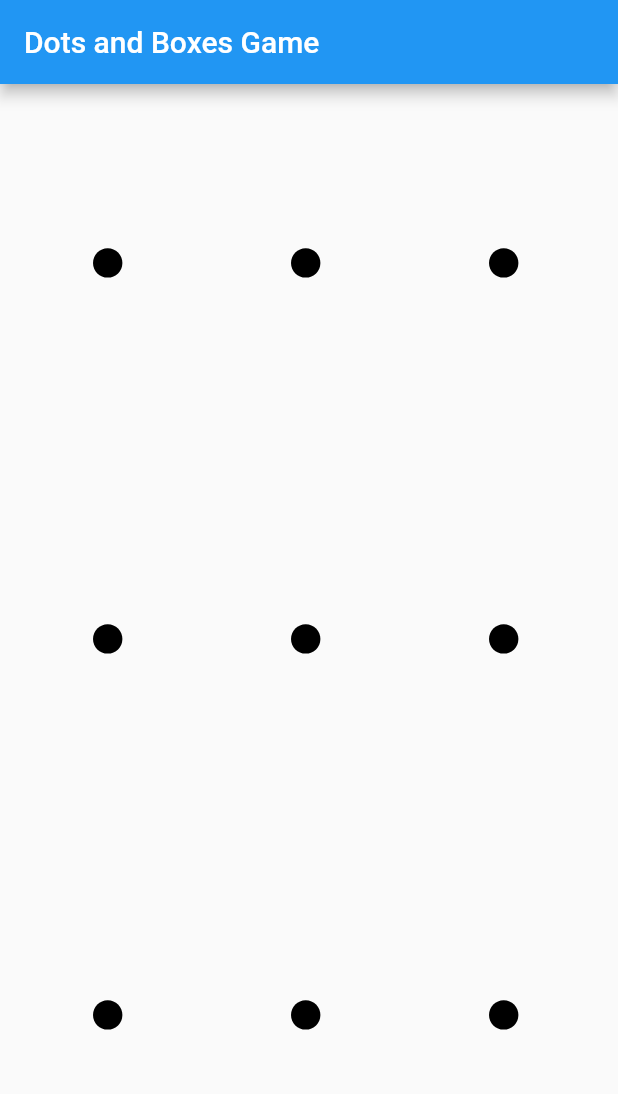
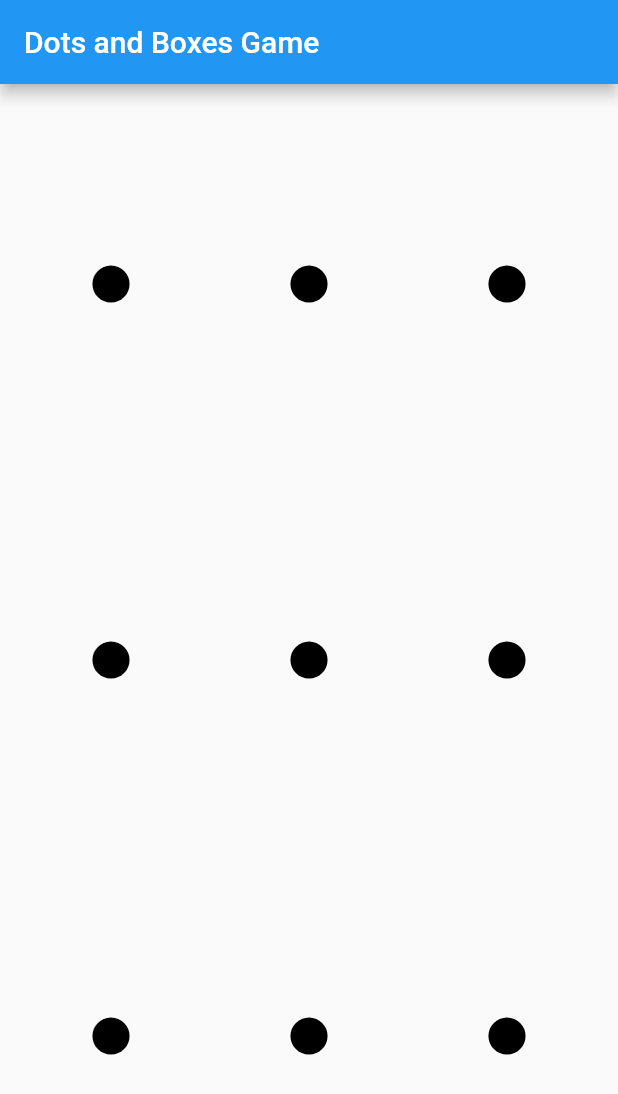
Before and after one commit to sathisse/dots_and_boxes, a Flutter app: the screen it shows after launch, on a phone screen of 412 x 824 dp. Shown: the top 1094 px of the screen. Run offline on Flutter 3.47's test engine with Material 2 defaults, Android fonts, the phone set to English and light mode, and no system bars; our stand-ins replace flutter_svg, logger.

Commit message:
Increase hit-boxes for dots and simplify layouts

```diff
--- a/lib/dots_and_boxes_game.dart
+++ b/lib/dots_and_boxes_game.dart
@@ -15,8 +15,6 @@ enum Who { nobody, p1, p2 }
 
 typedef Coord = (int x, int y);
 
-const dotSizeFactor = 1 / 6;
-const halfDotSizeFactor = dotSizeFactor / 2;
 
 int numberOfDots = 9;
 late final int dotsHorizontal;
--- a/lib/draw_boxes.dart
+++ b/lib/draw_boxes.dart
@@ -1,5 +1,3 @@
-import 'dart:math';
-
 import 'package:flutter/material.dart';
 
 import 'dots_and_boxes_game.dart';
@@ -19,7 +17,6 @@ class DrawBoxes extends StatelessWidget {
   DrawBoxes(this.width, this.height, this.boxes, {super.key}) {
     boxWidth = width / dotsHorizontal;
     boxHeight = height / dotsVertical;
-    halfDotSize = min(boxWidth, boxHeight) * halfDotSizeFactor;
   }
 
   @override
@@ -27,8 +24,8 @@ class DrawBoxes extends StatelessWidget {
     return Stack(children: <Widget>[
       for (final box in boxes)
         Positioned(
-          left: boxWidth * (box.position.$1 + 0.4) + halfDotSize,
-          top: boxHeight * (box.position.$2 + 0.4) + halfDotSize,
+          left: boxWidth * box.position.$1 + boxWidth / 2,
+          top: boxHeight * box.position.$2 + boxHeight / 2,
           width: boxWidth,
           height: boxHeight,
           child: CustomPaint(
--- a/lib/draw_dots.dart
+++ b/lib/draw_dots.dart
@@ -5,6 +5,8 @@ import 'package:flutter_svg/svg.dart';
 
 import 'dot.dart';
 import 'dots_and_boxes_game.dart';
+
+const paddingFactor = 0.25;
 
 class DrawDots extends StatelessWidget {
   final double width;
@@ -15,11 +17,13 @@ class DrawDots extends StatelessWidget {
   late final double boxWidth;
   late final double boxHeight;
   late final double dotSize;
+  late final double pencilSize;
 
   DrawDots(this.width, this.height, this.dots, {required this.onLineRequested, super.key}) {
     boxWidth = width / dotsHorizontal;
     boxHeight = height / dotsVertical;
-    dotSize = min(boxWidth, boxHeight) * dotSizeFactor;
+    dotSize = min(boxWidth, boxHeight);
+    pencilSize = dotSize / 3;
   }
 
   @override
@@ -27,10 +31,13 @@ class DrawDots extends StatelessWidget {
     return Stack(children: <Widget>[
       for (final dot in dots)
         Positioned(
-            left: boxWidth * (dot.position.$1 + 0.4),
-            top: boxHeight * (dot.position.$2 + 0.4),
-            width: dotSize,
-            height: dotSize,
+            left: boxWidth * (dot.position.$1),
+            top: boxHeight * (dot.position.$2),
+            width: boxWidth,
+            height: boxHeight,
+            child: Container(
+                padding: EdgeInsets.symmetric(
+                    horizontal: boxWidth * paddingFactor, vertical: boxHeight * paddingFactor),
                 child: DragTarget<Dot>(
                   builder: (
                     BuildContext context,
@@ -41,11 +48,14 @@ class DrawDots extends StatelessWidget {
                         data: dot,
                         onDragStarted: () {},
                         onDragEnd: (details) {},
+                        dragAnchorStrategy: pointerDragAnchorStrategy,
                         feedback: SvgPicture.asset('assets/pencil.svg',
-                        width: dotSize * 2,
-                        height: dotSize * 2,
+                            width: pencilSize,
+                            height: pencilSize,
                             colorFilter: const ColorFilter.mode(Colors.black, BlendMode.dst)),
                         child: SvgPicture.asset('assets/dot.svg',
+                            width: dotSize,
+                            height: dotSize,
                             colorFilter: const ColorFilter.mode(Colors.black, BlendMode.dst)));
                   },
                   onWillAccept: (data) {
@@ -56,7 +66,7 @@ class DrawDots extends StatelessWidget {
                     // debugPrint("in onAccept with dst $dot and src $data");
                     onLineRequested(data, dot);
                   },
-            ))
+                )))
     ]);
   }
 }
```
Also changed, not shown: assets/dot.svg. Lines whose indentation alone changed are shown as unchanged.
